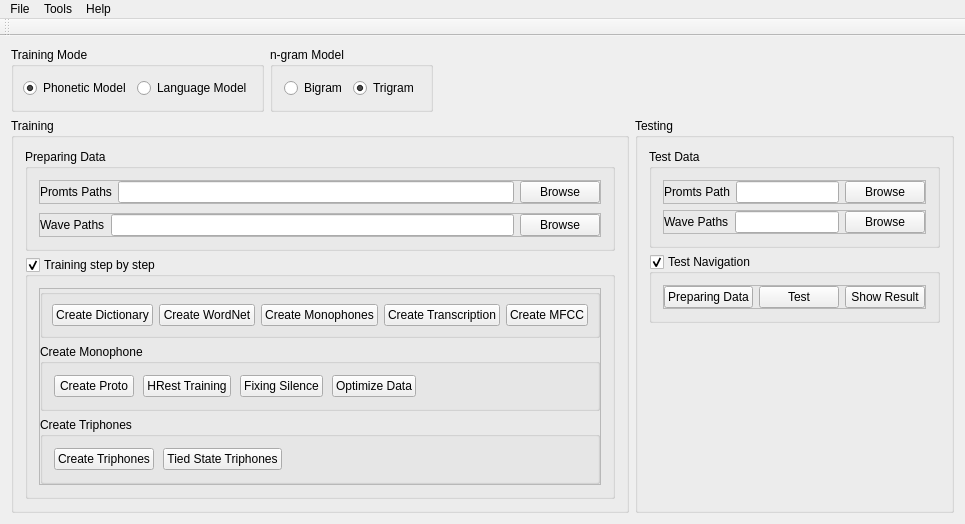
Above: apps/speechrecognition/speechrecognition.ui from levanhong05/VietnameseSpeechRecognition before the change. Below: the same form after it.
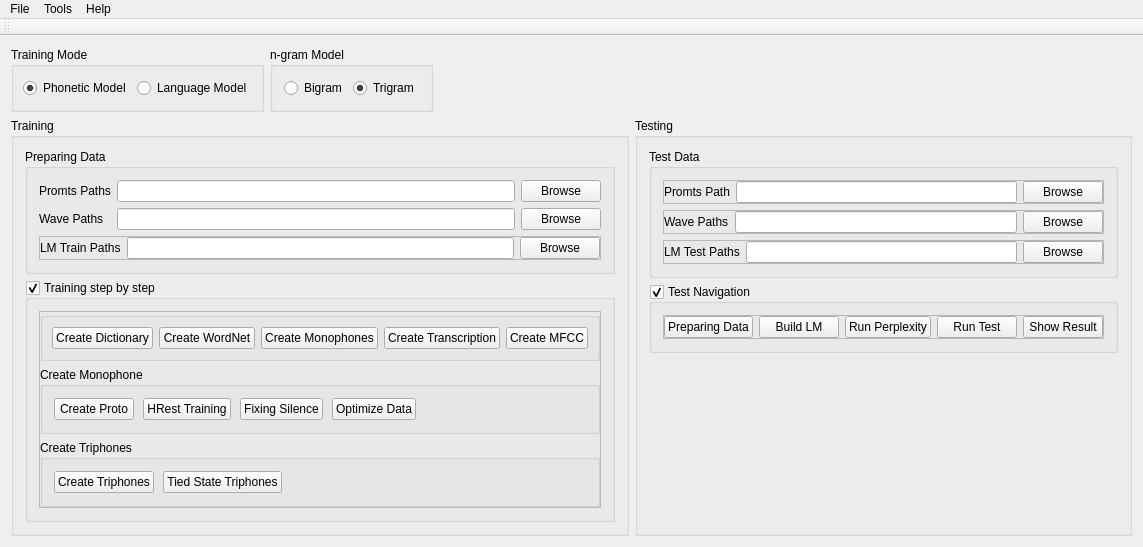
That is the form after the change. Icons and pictures are not drawn.

Diff of the .ui file:
```diff
--- a/apps/speechrecognition/speechrecognition.ui
+++ b/apps/speechrecognition/speechrecognition.ui
@@ -6,7 +6,7 @@
    <rect>
     <x>0</x>
     <y>0</y>
-    <width>958</width>
+    <width>1117</width>
     <height>488</height>
    </rect>
   </property>
@@ -127,12 +127,60 @@
              <property name="title">
               <string>Preparing Data</string>
              </property>
-             <layout class="QVBoxLayout" name="verticalLayout_2">
-              <property name="spacing">
-               <number>9</number>
-              </property>
-              <item>
-               <widget class="QFrame" name="frame">
+             <layout class="QGridLayout" name="gridLayout">
+              <item row="0" column="0">
+               <widget class="QLabel" name="lblPromtPath">
+                <property name="text">
+                 <string>Promts Paths</string>
+                </property>
+               </widget>
+              </item>
+              <item row="1" column="1">
+               <widget class="QLineEdit" name="txtWavePath">
+                <property name="readOnly">
+                 <bool>true</bool>
+                </property>
+               </widget>
+              </item>
+              <item row="0" column="1">
+               <widget class="QLineEdit" name="txtPromtPath">
+                <property name="sizePolicy">
+                 <sizepolicy hsizetype="Expanding" vsizetype="Fixed">
+                  <horstretch>0</horstretch>
+                  <verstretch>0</verstretch>
+                 </sizepolicy>
+                </property>
+                <property name="readOnly">
+                 <bool>true</bool>
+                </property>
+               </widget>
+              </item>
+              <item row="0" column="2">
+               <widget class="QPushButton" name="btnPromtBrowse">
+                <property name="text">
+                 <string>Browse</string>
+                </property>
+               </widget>
+              </item>
+              <item row="1" column="2">
+               <widget class="QPushButton" name="btnWaveBrowse">
+                <property name="text">
+                 <string>Browse</string>
+                </property>
+               </widget>
+              </item>
+              <item row="1" column="0">
+               <widget class="QLabel" name="lblWavePath">
+                <property name="frameShape">
+                 <enum>QFrame::NoFrame</enum>
+                </property>
+                <property name="text">
+                 <string>Wave Paths</string>
+                </property>
+               </widget>
+              </item>
+              <item row="2" column="0" colspan="3">
+               <widget class="QFrame" name="frameLMTrain">
                 <property name="frameShape">
                  <enum>QFrame::StyledPanel</enum>
                 </property>
@@ -153,75 +201,21 @@
                   <number>0</number>
                  </property>
                  <item>
-                  <widget class="QLabel" name="lblPromtPath">
+                  <widget class="QLabel" name="lblLMTrainPath">
                    <property name="text">
-                    <string>Promts Paths</string>
+                    <string>LM Train Paths</string>
                    </property>
                   </widget>
                  </item>
                  <item>
-                  <widget class="QLineEdit" name="txtPromtPath">
-                   <property name="sizePolicy">
-                    <sizepolicy hsizetype="Expanding" vsizetype="Fixed">
-                     <horstretch>0</horstretch>
-                     <verstretch>0</verstretch>
-                    </sizepolicy>
-                   </property>
+                  <widget class="QLineEdit" name="txtLMTrainPath">
                    <property name="readOnly">
                     <bool>true</bool>
                    </property>
                   </widget>
                  </item>
                  <item>
-                  <widget class="QPushButton" name="btnPromtBrowse">
-                   <property name="text">
-                    <string>Browse</string>
-                   </property>
-                  </widget>
-                 </item>
-                </layout>
-               </widget>
-              </item>
-              <item>
-               <widget class="QFrame" name="frame_3">
-                <property name="frameShape">
-                 <enum>QFrame::StyledPanel</enum>
-                </property>
-                <property name="frameShadow">
-                 <enum>QFrame::Raised</enum>
-                </property>
-                <layout class="QHBoxLayout" name="horizontalLayout_4">
-                 <property name="leftMargin">
-                  <number>0</number>
-                 </property>
-                 <property name="topMargin">
-                  <number>0</number>
-                 </property>
-                 <property name="rightMargin">
-                  <number>0</number>
-                 </property>
-                 <property name="bottomMargin">
-                  <number>0</number>
-                 </property>
-                 <item>
-                  <widget class="QLabel" name="lblWavePath">
-                   <property name="frameShape">
-                    <enum>QFrame::NoFrame</enum>
-                   </property>
-                   <property name="text">
-                    <string>Wave Paths</string>
-                   </property>
-                  </widget>
-                 </item>
-                 <item>
-                  <widget class="QLineEdit" name="txtWavePath">
-                   <property name="readOnly">
-                    <bool>true</bool>
-                   </property>
-                  </widget>
-                 </item>
-                 <item>
-                  <widget class="QPushButton" name="btnWaveBrowse">
+                  <widget class="QPushButton" name="btnLMBrowse">
                    <property name="text">
                     <string>Browse</string>
                    </property>
@@ -551,6 +545,51 @@
                 </layout>
                </widget>
               </item>
+              <item>
+               <widget class="QFrame" name="frameLMTest">
+                <property name="frameShape">
+                 <enum>QFrame::StyledPanel</enum>
+                </property>
+                <property name="frameShadow">
+                 <enum>QFrame::Raised</enum>
+                </property>
+                <layout class="QHBoxLayout" name="horizontalLayout_4">
+                 <property name="leftMargin">
+                  <number>0</number>
+                 </property>
+                 <property name="topMargin">
+                  <number>0</number>
+                 </property>
+                 <property name="rightMargin">
+                  <number>0</number>
+                 </property>
+                 <property name="bottomMargin">
+                  <number>0</number>
+                 </property>
+                 <item>
+                  <widget class="QLabel" name="lblLMTestPath">
+                   <property name="text">
+                    <string>LM Test Paths</string>
+                   </property>
+                  </widget>
+                 </item>
+                 <item>
+                  <widget class="QLineEdit" name="txtLMTestPath">
+                   <property name="readOnly">
+                    <bool>true</bool>
+                   </property>
+                  </widget>
+                 </item>
+                 <item>
+                  <widget class="QPushButton" name="btnLMTestBrowse">
+                   <property name="text">
+                    <string>Browse</string>
+                   </property>
+                  </widget>
+                 </item>
+                </layout>
+               </widget>
+              </item>
              </layout>
             </widget>
            </item>
@@ -594,10 +633,24 @@
                    </property>
                   </widget>
                  </item>
+                 <item>
+                  <widget class="QPushButton" name="btnBuildLM">
+                   <property name="text">
+                    <string>Build LM</string>
+                   </property>
+                  </widget>
+                 </item>
+                 <item>
+                  <widget class="QPushButton" name="btnRunPerplexity">
+                   <property name="text">
+                    <string>Run Perplexity</string>
+                   </property>
+                  </widget>
+                 </item>
                  <item>
                   <widget class="QPushButton" name="btnTest">
                    <property name="text">
-                    <string>Test</string>
+                    <string>Run Test</string>
                    </property>
                   </widget>
                  </item>
@@ -654,7 +707,7 @@
     <rect>
      <x>0</x>
      <y>0</y>
-     <width>958</width>
+     <width>1117</width>
      <height>21</height>
     </rect>
    </property>
```
